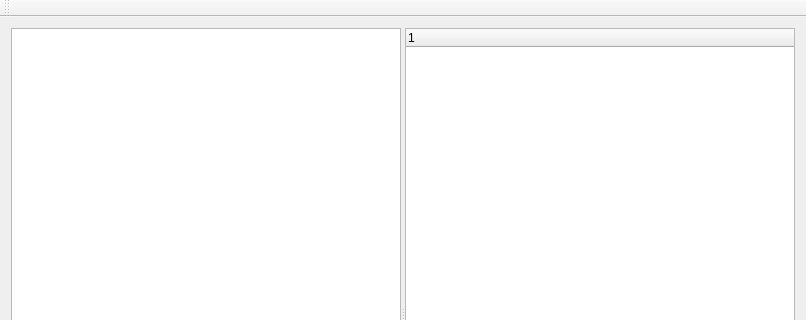
baronzzl/QTreeWidget-NoteBook, file mainwindow.ui: the form before one commit; both pictures show x 0 to 806 and y 0 to 320 of the 806 by 636 pixel window.
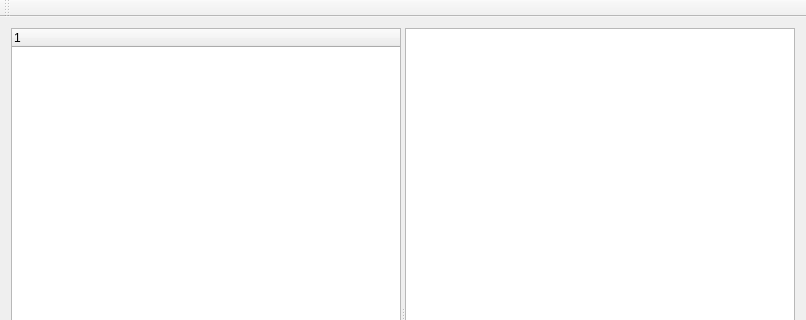
The form after the commit. Custom widgets are drawn as their Qt base class.

Patch:
```diff
--- a/mainwindow.ui
+++ b/mainwindow.ui
@@ -15,17 +15,41 @@
   </property>
   <widget class="QWidget" name="centralWidget">
    <layout class="QGridLayout" name="gridLayout">
-    <item row="0" column="1">
+    <item row="0" column="0">
      <widget class="QSplitter" name="splitter">
       <property name="orientation">
        <enum>Qt::Horizontal</enum>
       </property>
+      <property name="opaqueResize">
+       <bool>true</bool>
+      </property>
+      <property name="handleWidth">
+       <number>4</number>
+      </property>
+      <widget class="NoteTree" name="treeWidget">
+       <property name="sizePolicy">
+        <sizepolicy hsizetype="Minimum" vsizetype="Expanding">
+         <horstretch>0</horstretch>
+         <verstretch>0</verstretch>
+        </sizepolicy>
+       </property>
+       <property name="minimumSize">
+        <size>
+         <width>100</width>
+         <height>0</height>
+        </size>
+       </property>
+       <column>
+        <property name="text">
+         <string notr="true">1</string>
+        </property>
+       </column>
+      </widget>
       <widget class="QTextEdit" name="textEdit">
        <property name="frameShadow">
         <enum>QFrame::Plain</enum>
        </property>
       </widget>
-      <widget class="NoteTree" name="treeWidget"/>
      </widget>
     </item>
    </layout>
```
